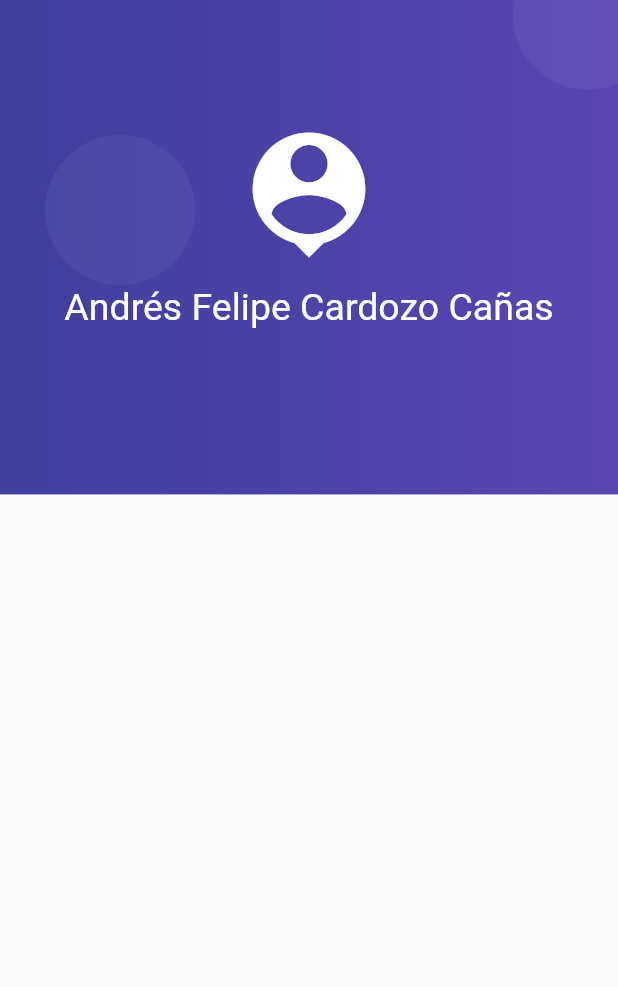
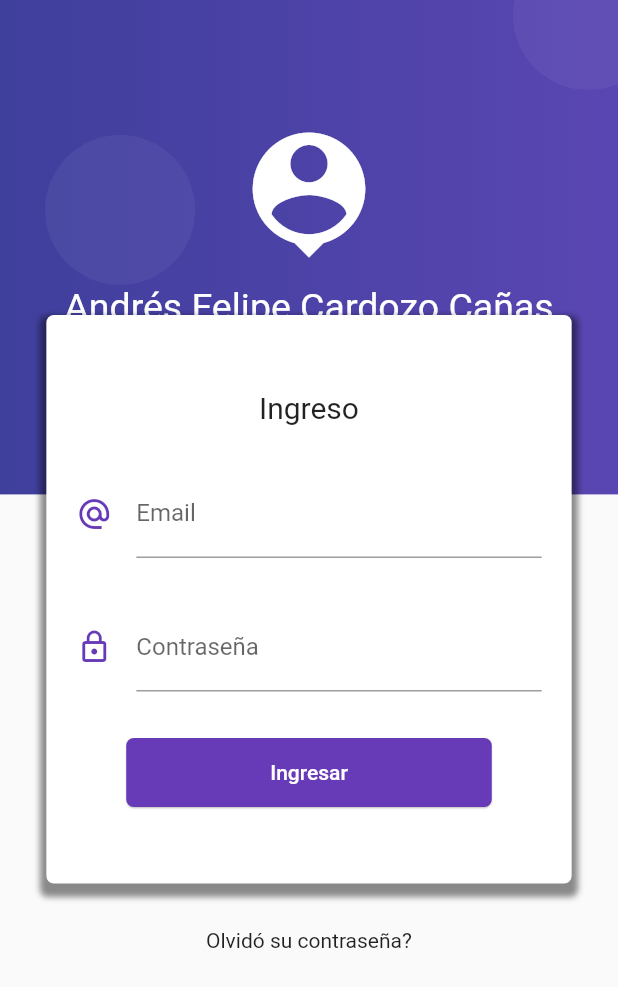
Before and after one commit to xx1196/CrudFirebaseFlutter, a Flutter app: the screen it shows after launch, on a phone screen of 412 x 824 dp. Shown: the top 987 px of the screen. Run offline on Flutter 3.47's test engine with Material 2 defaults, Android fonts, the phone set to English and light mode, and no system bars.

Commit message:
Diseño de la caja del login y los campos

```diff
--- a/lib/src/Pages/LoginPage.dart
+++ b/lib/src/Pages/LoginPage.dart
@@ -5,9 +5,7 @@ class LoginPage extends StatelessWidget {
   Widget build(BuildContext context) {
     return Scaffold(
         body: Stack(
-      children: <Widget>[
-        _createBackGround(context),
-      ],
+      children: <Widget>[_createBackGround(context), _loginForm(context)],
     ));
   }
 
@@ -41,10 +39,7 @@ class LoginPage extends StatelessWidget {
             color: Colors.white,
             size: 100.0,
           ),
-          SizedBox(
-            height: 10.0,
-            width: double.infinity
-          ),
+          SizedBox(height: 10.0, width: double.infinity),
           Text(
             'Andrés Felipe Cardozo Cañas',
             style: TextStyle(color: Colors.white, fontSize: 25.0),
@@ -85,4 +80,101 @@ class LoginPage extends StatelessWidget {
       ],
     );
   }
+
+  Widget _loginForm(BuildContext context) {
+    final size = MediaQuery.of(context).size;
+
+    final safeArea = SafeArea(
+      child: Container(
+        height: 180.0,
+      ),
+    );
+
+    final formContainer = Container(
+      width: size.width * 0.85,
+      margin: EdgeInsets.symmetric(vertical: 30.0),
+      padding: EdgeInsets.symmetric(vertical: 50.0),
+      decoration: BoxDecoration(
+          color: Colors.white,
+          borderRadius: BorderRadius.circular(5.0),
+          boxShadow: <BoxShadow>[
+            BoxShadow(
+                color: Colors.black45,
+                blurRadius: 3.0,
+                offset: Offset(0.0, 5.0),
+                spreadRadius: 4.0)
+          ]),
+      child: Column(
+        children: <Widget>[
+          Text('Ingreso', style: TextStyle(fontSize: 20.0)),
+          SizedBox(height: 30.0),
+          _createEmailInput(),
+          SizedBox(height: 30.0),
+          _createPasswordInput(),
+          SizedBox(height: 30.0),
+          _createButton(),
+        ],
+      ),
+    );
+
+    return SingleChildScrollView(
+      child: Column(
+        children: <Widget>[
+          safeArea,
+          formContainer,
+          Text('Olvidó su contraseña?'),
+          SizedBox(height: 100.0)
+        ],
+      ),
+    );
+  }
+
+  Widget _createEmailInput() {
+    return Container(
+      padding: EdgeInsets.symmetric(horizontal: 20.0),
+      child: TextField(
+        keyboardType: TextInputType.emailAddress,
+        decoration: InputDecoration(
+            icon: Icon(
+              Icons.alternate_email,
+              color: Colors.deepPurple,
+            ),
+            hintText: 'ejemplo@correo.com',
+            labelText: 'Email'),
+      ),
+    );
+  }
+
+  Widget _createPasswordInput() {
+    return Container(
+      padding: EdgeInsets.symmetric(horizontal: 20.0),
+      child: TextField(
+        obscureText: true,
+        decoration: InputDecoration(
+            icon: Icon(
+              Icons.lock_outline,
+              color: Colors.deepPurple,
+            ),
+            labelText: 'Contraseña'),
+      ),
+    );
+  }
+
+  Widget _createButton() {
+    return RaisedButton(
+      child: Container(
+        padding: EdgeInsets.symmetric(horizontal: 80.0, vertical: 15.0),
+        child: Text('Ingresar'),
+      ),
+      shape: RoundedRectangleBorder(
+        borderRadius: BorderRadius.circular(5.0),
+      ),
+      elevation: 0.5,
+      color: Colors.deepPurple,
+      textColor: Colors.white,
+      onPressed: () {
+        print('CLick in button');
+      },
+    );
+  }
 }
```
